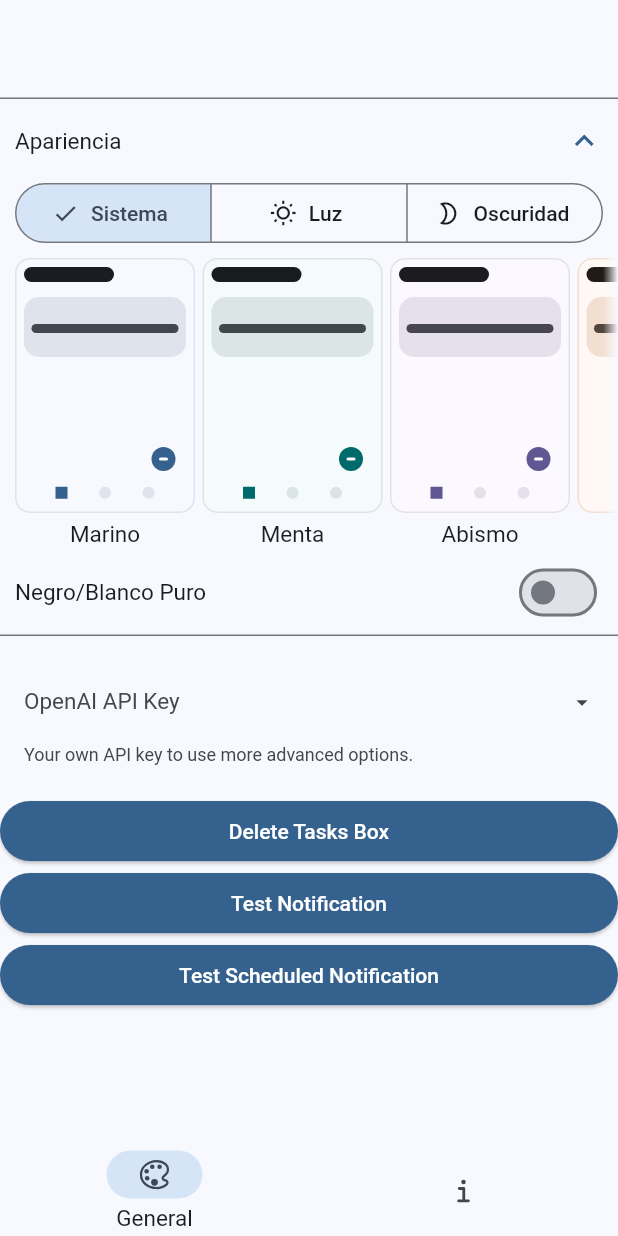
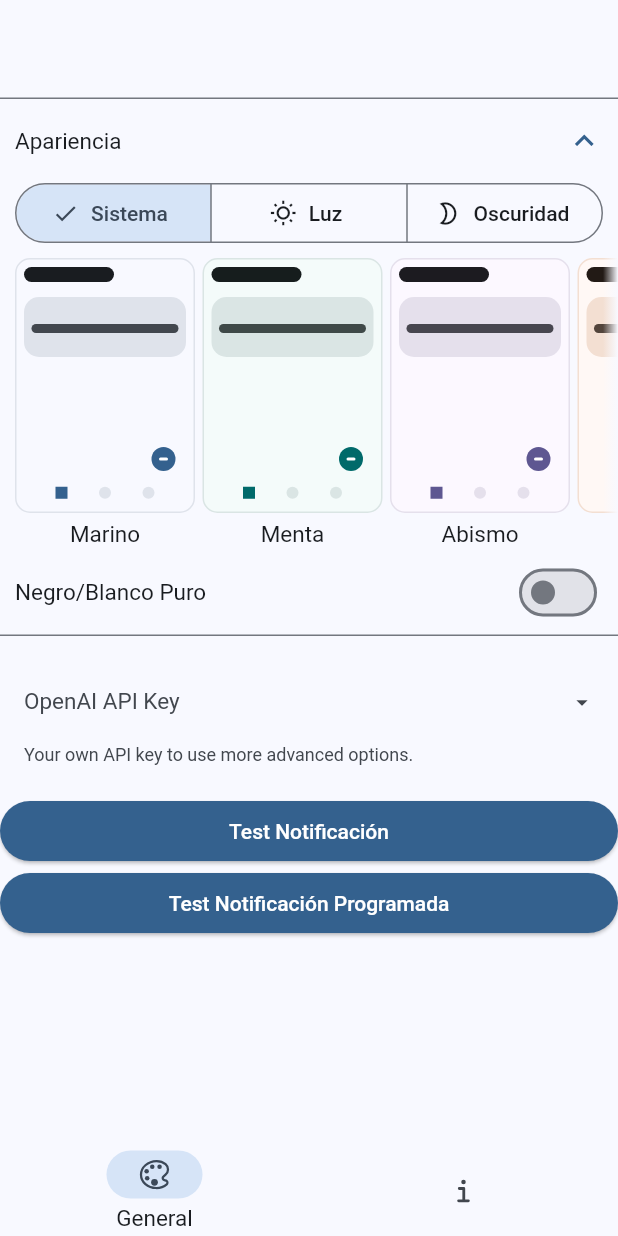
Before and after one commit to Laesx/ark_tasks, a Flutter app: the SettingsView screen opened by its route, on a phone screen of 412 x 824 dp. Run offline on Flutter 3.47's test engine with Material 3 defaults, Android fonts, the phone set to English and light mode, and no system bars; drawn by our look-alikes of dynamic_color; our stand-ins replace cloud_firestore, firebase_auth, firebase_core, flutter_local_notifications, google_sign_in, hive and 3 more; missing offline and left inert: choice, dart_openai; accounts and stored records are empty; Roboto replaces fonts that are missing (Rubik).

```diff
--- a/lib/modules/settings/settings_app_tab.dart
+++ b/lib/modules/settings/settings_app_tab.dart
@@ -1,5 +1,5 @@
 import 'package:ark_jots/modules/settings/theme_preview.dart';
-import 'package:ark_jots/modules/tasks/task_providers.dart';
+// import 'package:ark_jots/modules/tasks/task_providers.dart';
 import 'package:ark_jots/utils/options.dart';
 import 'package:ark_jots/widgets/fields/stateful_tiles.dart';
 import 'package:ark_jots/widgets/layouts/top_bar.dart';
@@ -51,19 +51,19 @@ class SettingsAppTab extends StatelessWidget {
           ),
         ),
         const SizedBox(height: 20),
-        ElevatedButton(
-            onPressed: () => TaskProvider.deleteTasksBox(),
-            child: const Text('Delete Tasks Box')),
+        // ElevatedButton(
+        //     onPressed: () => TaskProvider.deleteTasksBox(),
+        //     child: const Text('Delete Tasks Box')),
         // ElevatedButton(
         //     onPressed: () => taskProvider.fillBoxWithDemoTasks(),
         //     child: const Text('Fill Box with Demo Tasks')),
         ElevatedButton(
             onPressed: () => LocalNotificationService()
                 .showNotificationAndroid("Title", "Value"),
-            child: const Text('Test Notification')),
+            child: const Text('Test Notificación')),
         ElevatedButton(
             onPressed: () => LocalNotificationService().showTimedNotification(),
-            child: const Text('Test Scheduled Notification'))
+            child: const Text('Test Notificación Programada')),
       ],
     );
   }
--- a/lib/utils/options.dart
+++ b/lib/utils/options.dart
@@ -7,7 +7,7 @@ import 'package:hive/hive.dart';
 import 'package:path_provider/path_provider.dart';
 
 /// Current app version.
-const versionCode = '0.0.1';
+const versionCode = '1.0.1';
 
 /// General options keys.
 enum _OptionKey {
--- a/pubspec.yaml
+++ b/pubspec.yaml
@@ -16,7 +16,7 @@ publish_to: 'none' # Remove this line if you wish to publish to pub.dev
 # https://developer.apple.com/library/archive/documentation/General/Reference/InfoPlistKeyReference/Articles/CoreFoundationKeys.html
 # In Windows, build-name is used as the major, minor, and patch parts
 # of the product and file versions while build-number is used as the build suffix.
-version: 1.0.0+1
+version: 1.0.1+2
 
 environment:
   sdk: '>=3.3.0 <4.0.0'
```
Also changed, not shown: 2 other files.
